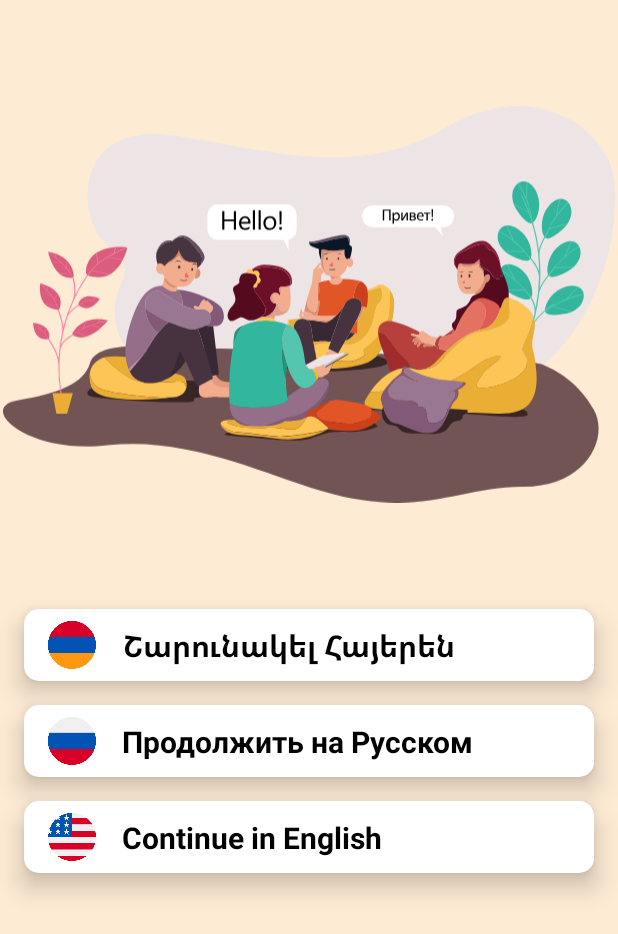
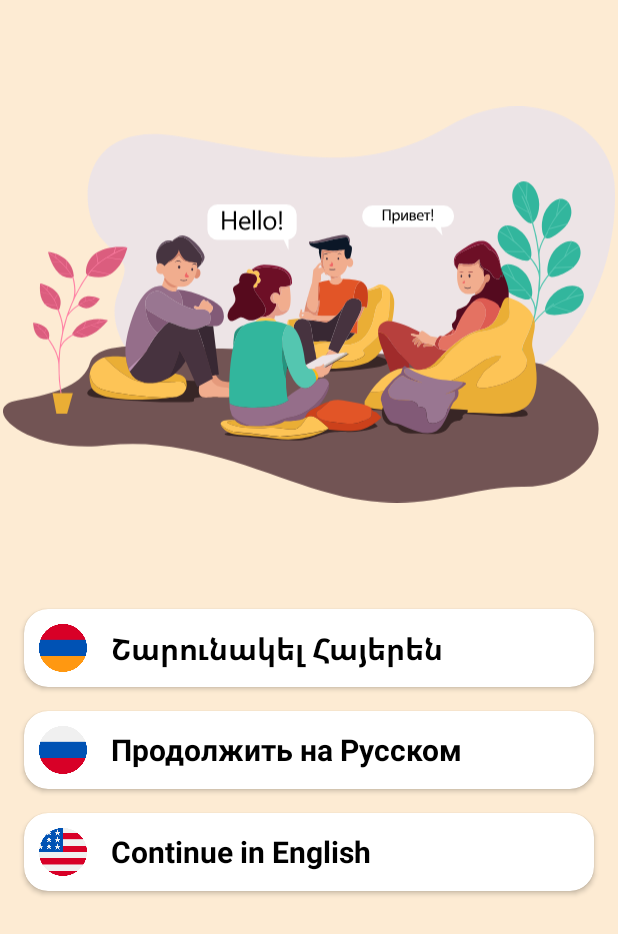
Before and after one commit to YenoqYan777/DetectiveMe, an Android app: the screen it shows after launch (MainActivity), on a phone screen of 412 x 824 dp. Shown: the top 934 px of the screen. Run offline under Robolectric (Android 15) with nearby library versions, the phone set to English and light mode, and no system bars; our stand-ins replace AdMob, data binding; Roboto replaces fonts that are not available here.

Commit message:
Changed button designs in SelectLangFragment, PlayerCountFragment and CheckRoleFragment also added new illustration on CheckRoleFragment

```diff
--- a/app/src/main/res/layout/fragment_select_lang.xml
+++ b/app/src/main/res/layout/fragment_select_lang.xml
@@ -26,154 +26,6 @@
                 android:layout_width="match_parent"
                 android:layout_height="match_parent">
 
-                <androidx.constraintlayout.widget.ConstraintLayout
-                    android:id="@+id/btnLangArm"
-                    android:layout_width="match_parent"
-                    android:layout_height="wrap_content"
-                    android:layout_marginStart="16dp"
-                    android:layout_marginEnd="16dp"
-                    android:background="@drawable/btn_rounded_less"
-                    android:elevation="10dp"
-                    android:foreground="?attr/selectableItemBackground"
-                    android:padding="8dp"
-                    app:layout_constraintEnd_toEndOf="parent"
-                    app:layout_constraintStart_toStartOf="parent"
-                    app:layout_constraintTop_toBottomOf="@+id/imageView2">
-
-
-                    <ImageView
-                        android:id="@+id/imgFlagArm"
-                        android:layout_width="32dp"
-                        android:layout_height="32dp"
-                        android:layout_marginStart="8dp"
-                        android:src="@drawable/ic_flag_arm"
-                        app:layout_constraintBottom_toBottomOf="parent"
-                        app:layout_constraintStart_toStartOf="parent"
-                        app:layout_constraintTop_toTopOf="parent" />
-
-                    <TextView
-                        android:id="@+id/txtCntArm"
-                        android:layout_width="wrap_content"
-                        android:layout_height="wrap_content"
-                        android:text="@string/continue_arm"
-                        android:textAlignment="center"
-                        android:textColor="#000000"
-                        android:textSize="20sp"
-                        android:textStyle="bold"
-                        app:layout_constraintBottom_toBottomOf="parent"
-                        app:layout_constraintStart_toEndOf="@+id/view3"
-                        app:layout_constraintTop_toTopOf="parent" />
-
-                    <View
-                        android:id="@+id/view3"
-                        android:layout_width="1dp"
-                        android:layout_height="wrap_content"
-                        android:layout_marginStart="16dp"
-                        app:layout_constraintBottom_toBottomOf="parent"
-                        app:layout_constraintStart_toEndOf="@+id/imgFlagArm"
-                        app:layout_constraintTop_toTopOf="parent" />
-                </androidx.constraintlayout.widget.ConstraintLayout>
-
-
-                <androidx.constraintlayout.widget.ConstraintLayout
-                    android:id="@+id/btnLangRu"
-                    android:layout_width="match_parent"
-                    android:layout_height="wrap_content"
-                    android:layout_marginStart="16dp"
-                    android:layout_marginTop="16dp"
-                    android:layout_marginEnd="16dp"
-                    android:background="@drawable/btn_rounded_less"
-                    android:elevation="10dp"
-                    android:foreground="?attr/selectableItemBackground"
-                    android:padding="8dp"
-                    app:layout_constraintEnd_toEndOf="parent"
-                    app:layout_constraintStart_toStartOf="parent"
-                    app:layout_constraintTop_toBottomOf="@+id/btnLangArm">
-
-                    <ImageView
-                        android:id="@+id/imgFlagRu"
-                        android:layout_width="32dp"
-                        android:layout_height="32dp"
-                        android:layout_marginStart="8dp"
-                        android:src="@drawable/ic_flag_ru"
-                        app:layout_constraintBottom_toBottomOf="parent"
-                        app:layout_constraintStart_toStartOf="parent"
-                        app:layout_constraintTop_toTopOf="parent" />
-
-                    <TextView
-                        android:id="@+id/txtCntRu"
-                        android:layout_width="wrap_content"
-                        android:layout_height="wrap_content"
-                        android:text="@string/continue_ru"
-                        android:textAlignment="center"
-                        android:textColor="#000000"
-                        android:textSize="20sp"
-                        android:textStyle="bold"
-                        app:layout_constraintBottom_toBottomOf="parent"
-                        app:layout_constraintStart_toEndOf="@+id/view2"
-                        app:layout_constraintTop_toTopOf="parent" />
-
-                    <View
-                        android:id="@+id/view2"
-                        android:layout_width="1dp"
-                        android:layout_height="wrap_content"
-                        android:layout_marginStart="16dp"
-                        app:layout_constraintBottom_toBottomOf="parent"
-                        app:layout_constraintStart_toEndOf="@+id/imgFlagRu"
-                        app:layout_constraintTop_toTopOf="parent" />
-                </androidx.constraintlayout.widget.ConstraintLayout>
-
-
-                <androidx.constraintlayout.widget.ConstraintLayout
-                    android:id="@+id/btnLangUs"
-                    android:layout_width="match_parent"
-                    android:layout_height="wrap_content"
-                    android:layout_marginStart="16dp"
-                    android:layout_marginTop="16dp"
-                    android:layout_marginEnd="16dp"
-                    android:layout_marginBottom="32dp"
-                    android:background="@drawable/btn_rounded_less"
-                    android:elevation="10dp"
-                    android:foreground="?attr/selectableItemBackground"
-                    android:padding="8dp"
-                    app:layout_constraintBottom_toBottomOf="parent"
-                    app:layout_constraintEnd_toEndOf="parent"
-                    app:layout_constraintStart_toStartOf="parent"
-                    app:layout_constraintTop_toBottomOf="@+id/btnLangRu">
-
-                    <ImageView
-                        android:id="@+id/imgFlagUs"
-                        android:layout_width="32dp"
-                        android:layout_height="32dp"
-                        android:layout_marginStart="8dp"
-                        android:src="@drawable/ic_flag_us"
-                        app:layout_constraintBottom_toBottomOf="parent"
-                        app:layout_constraintStart_toStartOf="parent"
-                        app:layout_constraintTop_toTopOf="parent" />
-
-                    <TextView
-                        android:id="@+id/txtCntUs"
-                        android:layout_width="wrap_content"
-                        android:layout_height="wrap_content"
-                        android:text="@string/continue_us"
-                        android:textAlignment="center"
-                        android:textColor="#000000"
-                        android:textSize="20sp"
-                        android:textStyle="bold"
-                        app:layout_constraintBottom_toBottomOf="parent"
-                        app:layout_constraintStart_toEndOf="@+id/view"
-                        app:layout_constraintTop_toTopOf="parent" />
-
-                    <View
-                        android:id="@+id/view"
-                        android:layout_width="1dp"
-                        android:layout_height="0dp"
-                        android:layout_marginStart="16dp"
-                        app:layout_constraintBottom_toBottomOf="parent"
-                        app:layout_constraintStart_toEndOf="@+id/imgFlagUs"
-                        app:layout_constraintTop_toTopOf="parent" />
-                </androidx.constraintlayout.widget.ConstraintLayout>
-
                 <ImageView
                     android:id="@+id/imageView2"
                     android:layout_width="0dp"
@@ -185,6 +37,133 @@
                     app:layout_constraintStart_toStartOf="parent"
                     app:layout_constraintTop_toTopOf="parent" />
 
+                <androidx.cardview.widget.CardView
+                    android:id="@+id/btnLangArm"
+                    android:layout_width="match_parent"
+                    android:layout_height="wrap_content"
+                    android:layout_marginStart="16dp"
+                    android:layout_marginEnd="16dp"
+                    android:foreground="?attr/selectableItemBackground"
+                    app:cardCornerRadius="16dp"
+                    app:layout_constraintEnd_toEndOf="parent"
+                    app:layout_constraintStart_toStartOf="parent"
+                    app:layout_constraintTop_toBottomOf="@+id/imageView2">
+
+
+                    <LinearLayout
+                        android:layout_width="match_parent"
+                        android:layout_height="wrap_content"
+                        android:elevation="10dp"
+                        android:orientation="horizontal">
+
+                        <ImageView
+                            android:id="@+id/imgFlagArm"
+                            android:layout_width="32dp"
+                            android:layout_height="32dp"
+                            android:layout_marginStart="10dp"
+                            android:layout_marginTop="10dp"
+                            android:layout_marginBottom="10dp"
+                            android:src="@drawable/ic_flag_arm" />
+
+                        <TextView
+                            android:id="@+id/txtCntArm"
+                            android:layout_width="wrap_content"
+                            android:layout_height="wrap_content"
+                            android:layout_gravity="center_vertical"
+                            android:layout_marginLeft="16dp"
+                            android:text="@string/continue_arm"
+                            android:textColor="#000000"
+                            android:textSize="20sp"
+                            android:textStyle="bold" />
+
+                    </LinearLayout>
+                </androidx.cardview.widget.CardView>
+
+                <androidx.cardview.widget.CardView
+                    android:id="@+id/btnLangRu"
+                    android:layout_width="match_parent"
+                    android:layout_height="wrap_content"
+                    android:layout_marginStart="16dp"
+                    android:layout_marginTop="16dp"
+                    android:layout_marginEnd="16dp"
+                    android:foreground="?attr/selectableItemBackground"
+                    app:cardCornerRadius="16dp"
+                    app:layout_constraintEnd_toEndOf="parent"
+                    app:layout_constraintStart_toStartOf="parent"
+                    app:layout_constraintTop_toBottomOf="@+id/btnLangArm">
+
+                    <LinearLayout
+                        android:layout_width="match_parent"
+                        android:layout_height="wrap_content">
+
+                        <ImageView
+                            android:id="@+id/imgFlagRu"
+                            android:layout_width="32dp"
+                            android:layout_height="32dp"
+                            android:layout_marginStart="10dp"
+                            android:layout_marginTop="10dp"
+                            android:layout_marginBottom="10dp"
+                            android:src="@drawable/ic_flag_ru" />
+
+                        <TextView
+                            android:id="@+id/txtCntRu"
+                            android:layout_width="wrap_content"
+                            android:layout_height="wrap_content"
+                            android:layout_gravity="center_vertical"
+                            android:layout_marginLeft="16dp"
+                            android:text="@string/continue_ru"
+                            android:textColor="#000000"
+                            android:textSize="20sp"
+                            android:textStyle="bold" />
+
+                    </LinearLayout>
+
+                </androidx.cardview.widget.CardView>
+
+                <androidx.cardview.widget.CardView
+                    android:id="@+id/btnLangUs"
+                    android:layout_width="match_parent"
+                    android:layout_height="wrap_content"
+                    android:layout_marginStart="16dp"
+                    android:layout_marginTop="16dp"
+                    android:layout_marginEnd="16dp"
+                    android:layout_marginBottom="32dp"
+                    android:foreground="?attr/selectableItemBackground"
+                    app:cardCornerRadius="16dp"
+                    app:layout_constraintBottom_toBottomOf="parent"
+                    app:layout_constraintEnd_toEndOf="parent"
+                    app:layout_constraintStart_toStartOf="parent"
+                    app:layout_constraintTop_toBottomOf="@+id/btnLangRu">
+
+                    <LinearLayout
+                        android:layout_width="match_parent"
+                        android:layout_height="wrap_content">
+
+                        <ImageView
+                            android:id="@+id/imgFlagUs"
+                            android:layout_width="32dp"
+                            android:layout_height="32dp"
+                            android:layout_marginStart="10dp"
+                            android:layout_marginTop="10dp"
+                            android:layout_marginBottom="10dp"
+                            android:src="@drawable/ic_flag_us" />
+
+                        <TextView
+                            android:id="@+id/txtCntUs"
+                            android:layout_width="wrap_content"
+                            android:layout_height="wrap_content"
+                            android:layout_gravity="center_vertical"
+                            android:layout_marginLeft="16dp"
+                            android:text="@string/continue_us"
+                            android:textColor="#000000"
+                            android:textSize="20sp"
+                            android:textStyle="bold" />
+
+                    </LinearLayout>
+
+
+                </androidx.cardview.widget.CardView>
+
             </androidx.constraintlayout.widget.ConstraintLayout>
         </ScrollView>
     </androidx.constraintlayout.widget.ConstraintLayout>
```
Also changed, not shown: app/src/main/res/drawable/ic_detective_grass.xml (added, +214 -0 lines), app/src/main/res/layout/fragment_player_count.xml (+12 -9 lines), app/src/main/res/layout/fragment_role_checker.xml (+22 -19 lines).
